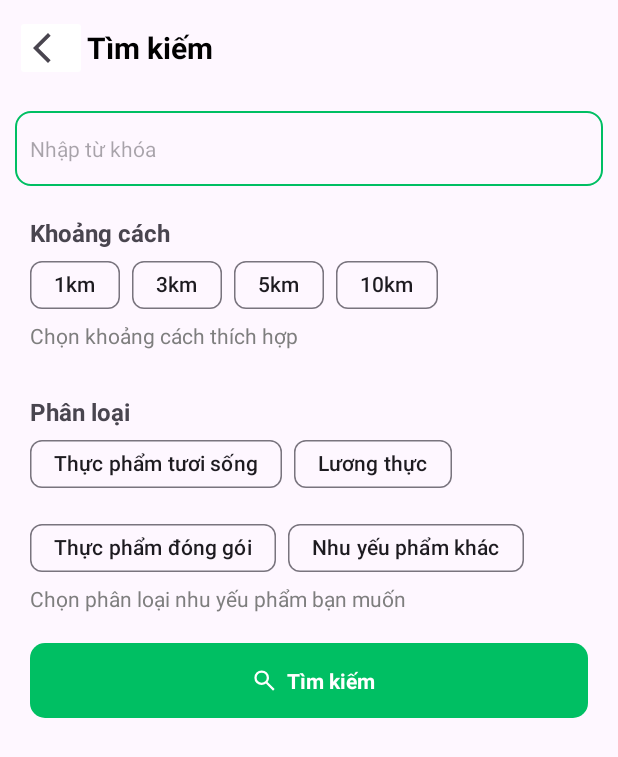
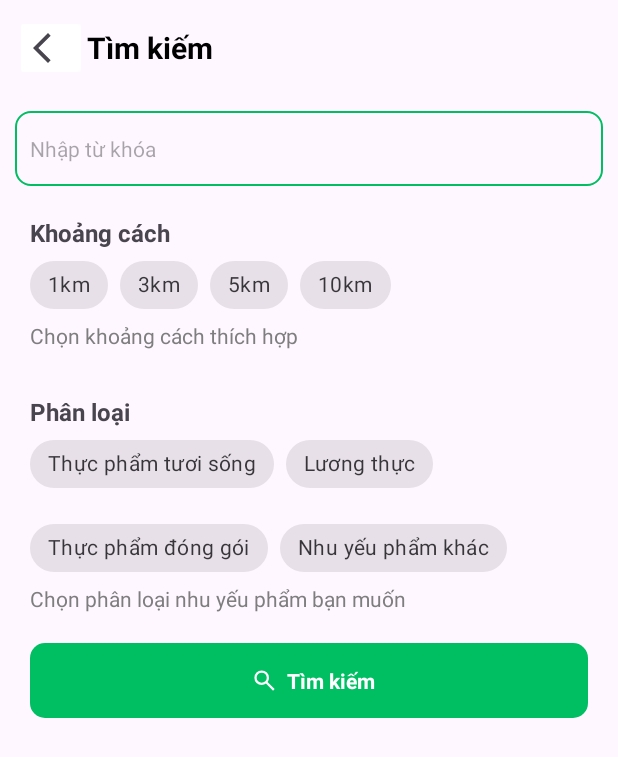
Before and after one commit to NinhTranThuy/share2need, an Android app: the SearchActivity screen opened directly, with no data from a screen before it, on a phone screen of 412 x 824 dp. Shown: the top 757 px of the screen. Run offline under Robolectric (Android 15) with nearby library versions, the phone set to English and light mode, and no system bars; pictures from the network do not load.

Commit message:
UPDATE Search DA HOAN THANH TUONG DOI

```diff
--- a/app/src/main/res/layout/activity_search.xml
+++ b/app/src/main/res/layout/activity_search.xml
@@ -77,22 +77,25 @@
                     android:orientation="horizontal"
                     app:singleSelection="true">
                     <com.google.android.material.chip.Chip
+                        style="@style/Widget.MaterialComponents.Chip.Choice"
                         android:id="@+id/chipDistance1"
                         android:layout_width="wrap_content"
                         android:layout_height="wrap_content"
-
                         android:text="1km" />
                     <com.google.android.material.chip.Chip
+                        style="@style/Widget.MaterialComponents.Chip.Choice"
                         android:id="@+id/chipDistance3"
                         android:layout_width="wrap_content"
                         android:layout_height="wrap_content"
                         android:text="3km"/>
                     <com.google.android.material.chip.Chip
+                        style="@style/Widget.MaterialComponents.Chip.Choice"
                         android:id="@+id/chipDistance5"
                         android:layout_width="wrap_content"
                         android:layout_height="wrap_content"
                         android:text="5km"/>
                     <com.google.android.material.chip.Chip
+                        style="@style/Widget.MaterialComponents.Chip.Choice"
                         android:id="@+id/chipDistance10"
                         android:layout_width="wrap_content"
                         android:layout_height="wrap_content"
@@ -126,21 +129,25 @@
                     android:orientation="horizontal"
                     app:singleSelection="true">
                     <com.google.android.material.chip.Chip
+                        style="@style/Widget.MaterialComponents.Chip.Choice"
                         android:id="@+id/chipCategory1"
                         android:layout_width="wrap_content"
                         android:layout_height="wrap_content"
                         android:text="Thực phẩm tươi sống" />
                     <com.google.android.material.chip.Chip
+                        style="@style/Widget.MaterialComponents.Chip.Choice"
                         android:id="@+id/chipCategory2"
                         android:layout_width="wrap_content"
                         android:layout_height="wrap_content"
                         android:text="Lương thực"/>
                     <com.google.android.material.chip.Chip
+                        style="@style/Widget.MaterialComponents.Chip.Choice"
                         android:id="@+id/chipCategory3"
                         android:layout_width="wrap_content"
                         android:layout_height="wrap_content"
                         android:text="Thực phẩm đóng gói"/>
                     <com.google.android.material.chip.Chip
+                        style="@style/Widget.MaterialComponents.Chip.Choice"
                         android:id="@+id/chipCategory4"
                         android:layout_width="wrap_content"
                         android:layout_height="wrap_content"
```
Also changed, not shown: app/src/main/java/com/example/share2need/activities/SearchActivity.java (+40 -2 lines).
